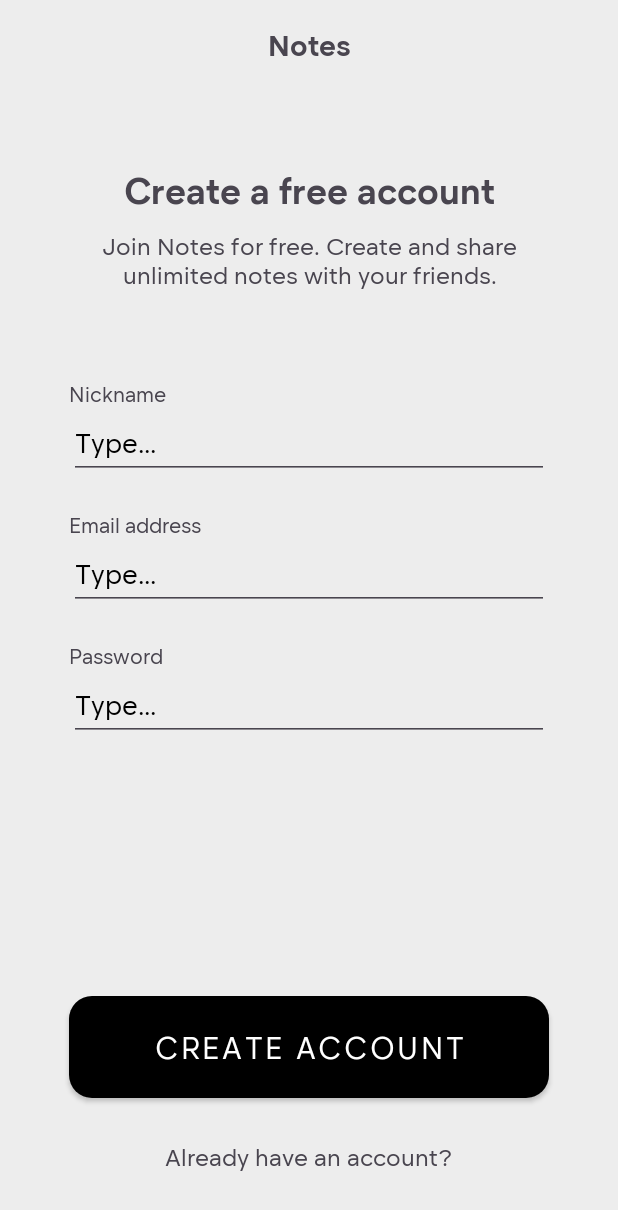
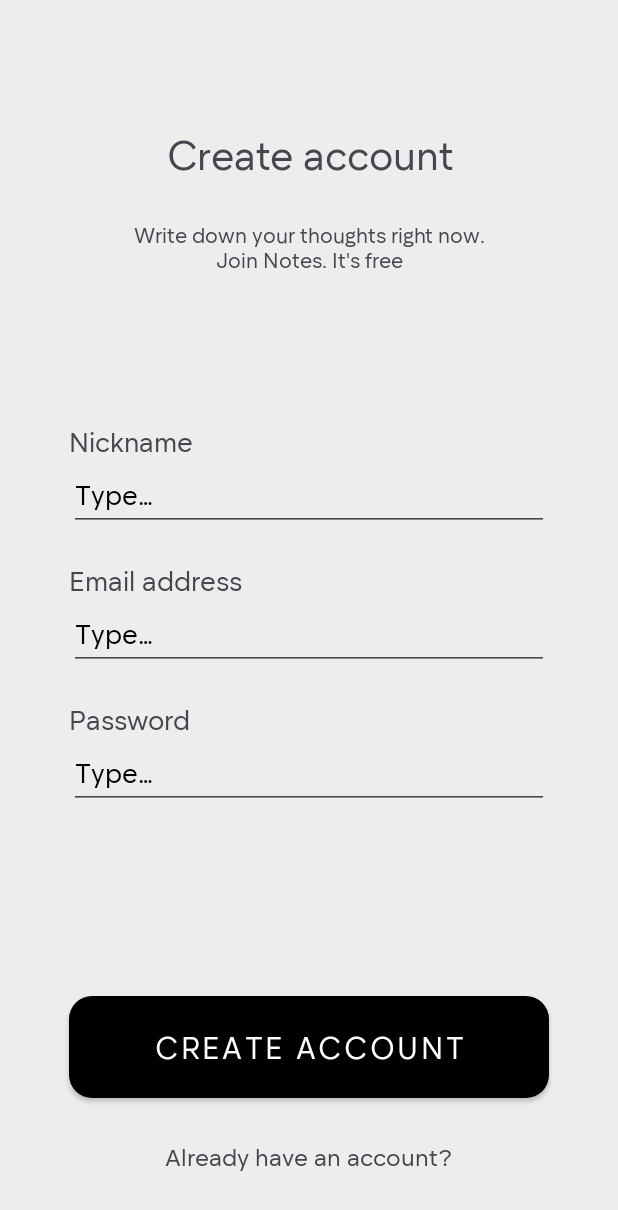
Before and after one commit to chrisstel/NotesApp, an Android app: the CreateAccountFragment screen opened through its navigation route, on a phone screen of 412 x 824 dp. Shown: the top 1210 px of the screen. Run offline under Robolectric (Android 15) with nearby library versions, the phone set to English and light mode, and no system bars.

Commit message:
new Create account design + refactoring

```diff
--- a/app/src/main/res/layout-land/fragment_get_started.xml
+++ b/app/src/main/res/layout-land/fragment_get_started.xml
@@ -11,9 +11,8 @@
         android:gravity="center"
         android:text="@string/app_name"
         android:textSize="44sp"
-        android:textStyle="bold"
+        style="@style/AppHeader"
         app:layout_constraintBottom_toBottomOf="@id/get_started_g4"
-        app:fontFamily="@font/recolors"
         app:layout_constraintEnd_toEndOf="@id/get_started_g2"
         app:layout_constraintStart_toStartOf="@id/get_started_g1"
         app:layout_constraintTop_toTopOf="@id/get_started_g3" />
--- a/app/src/main/res/layout/fragment_create_account.xml
+++ b/app/src/main/res/layout/fragment_create_account.xml
@@ -4,55 +4,61 @@
     android:layout_width="match_parent"
     android:layout_height="match_parent">
 
-    <TextView
-        android:id="@+id/app_title"
-        android:layout_width="0dp"
-        android:layout_height="0dp"
-        android:autoSizeMaxTextSize="20sp"
-        android:autoSizeMinTextSize="6sp"
-        android:autoSizeTextType="uniform"
-        android:gravity="center"
-        android:text="@string/app_name"
-        android:textSize="20sp"
-        android:textStyle="bold"
-        app:layout_constraintBottom_toBottomOf="@id/create_account_g4"
-        app:layout_constraintEnd_toEndOf="@id/create_account_g2"
-        app:layout_constraintStart_toStartOf="@id/create_account_g1"
-        app:layout_constraintTop_toTopOf="@id/create_account_g3" />
+<!--    <TextView-->
+<!--        android:id="@+id/app_title"-->
+<!--        android:layout_width="0dp"-->
+<!--        android:layout_height="wrap_content"-->
+<!--        android:gravity="center"-->
+<!--        android:text="@string/app_name"-->
+<!--        android:textSize="30sp"-->
+<!--        style="@style/AppHeader"-->
+<!--        app:layout_constraintBottom_toBottomOf="@id/create_account_g4"-->
+<!--        app:layout_constraintEnd_toEndOf="@id/create_account_g2"-->
+<!--        app:layout_constraintStart_toStartOf="@id/create_account_g1"-->
+<!--        app:layout_constraintTop_toTopOf="@id/create_account_g3" />-->
+
+<!--    android:autoSizeMaxTextSize="30sp"-->
+<!--    android:autoSizeMinTextSize="6sp"-->
+<!--    android:autoSizeTextType="uniform"-->
 
     <TextView
         android:layout_width="0dp"
-        android:layout_height="0dp"
-        android:autoSizeMaxTextSize="24sp"
-        android:autoSizeMinTextSize="10sp"
+        android:layout_height="wrap_content"
+        android:gravity="center"
+        android:text="@string/create_account_text"
+        android:textSize="27sp"
+        android:autoSizeMaxTextSize="27sp"
+        android:autoSizeMinTextSize="18sp"
         android:autoSizeTextType="uniform"
-        android:gravity="center"
-        android:text="Create a free account"
-        android:textSize="24sp"
-        android:textStyle="bold"
         app:layout_constraintBottom_toBottomOf="@id/create_account_g12"
         app:layout_constraintEnd_toEndOf="@id/create_account_g2"
         app:layout_constraintStart_toStartOf="@id/create_account_g1"
         app:layout_constraintTop_toTopOf="@id/create_account_g11" />
 
+<!--    android:autoSizeMaxTextSize="24sp"-->
+<!--    android:autoSizeMinTextSize="10sp"-->
+<!--    android:autoSizeTextType="uniform"-->
+
     <TextView
         android:layout_width="0dp"
-        android:layout_height="0dp"
-        android:autoSizeMaxTextSize="16sp"
-        android:autoSizeMinTextSize="8sp"
+        android:layout_height="wrap_content"
+        android:gravity="center"
+        android:text="@string/create_account_description"
+        android:autoSizeMaxTextSize="18sp"
+        android:autoSizeMinTextSize="10sp"
         android:autoSizeTextType="uniform"
-        android:gravity="center"
-        android:text="Join Notes for free. Create and share\nunlimited notes with your friends."
-        android:textSize="16sp"
         app:layout_constraintBottom_toBottomOf="@id/create_account_g14"
         app:layout_constraintEnd_toEndOf="@id/create_account_g2"
         app:layout_constraintStart_toStartOf="@id/create_account_g1"
         app:layout_constraintTop_toTopOf="@id/create_account_g13" />
 
+<!--    android:autoSizeMaxTextSize="18sp"-->
+<!--    android:autoSizeMinTextSize="8sp"-->
+<!--    android:autoSizeTextType="uniform"-->
 
     <LinearLayout
         android:layout_width="0dp"
-        android:layout_height="0dp"
+        android:layout_height="wrap_content"
         android:orientation="vertical"
 
         app:layout_constraintBottom_toBottomOf="@id/create_account_g6"
@@ -64,10 +70,8 @@
         <TextView
             android:layout_width="match_parent"
             android:layout_height="wrap_content"
-            android:autoSizeMaxTextSize="16sp"
-            android:autoSizeMinTextSize="4sp"
-            android:autoSizeTextType="uniform"
-            android:text="Nickname" />
+            android:textSize="18sp"
+            android:text="@string/nickname_label" />
 
         <EditText
             android:id="@+id/nickname"
@@ -75,39 +79,19 @@
             android:layout_height="wrap_content"
             android:layout_marginBottom="21dp"
             android:autofillHints="username"
-            android:hint="Type..."
+            android:hint="@string/type_hint"
             android:inputType="textEmailAddress"
             android:minHeight="48dp" />
-
-        <!--        <com.google.android.material.textfield.TextInputLayout-->
-        <!--            android:id="@+id/nickname_layout"-->
-        <!--            android:layout_width="match_parent"-->
-        <!--            android:layout_height="wrap_content"-->
-        <!--            app:hintEnabled="false"-->
-        <!--            style="@style/Widget.Material3.TextInputLayout.FilledBox"-->
-        <!--            app:errorEnabled="true"-->
-        <!--            android:minHeight="48dp">-->
-
-        <!--            <com.google.android.material.textfield.TextInputEditText-->
-        <!--                android:id="@+id/nickname"-->
-        <!--                android:maxLines="1"-->
-        <!--                android:hint="Bebe Boba"-->
-        <!--                android:gravity="start"-->
-        <!--                android:layout_width="match_parent"-->
-        <!--                android:layout_height="wrap_content"-->
-        <!--                android:inputType="textPersonName"-->
-
-        <!--                android:autofillHints="username"/>-->
-
-        <!--        </com.google.android.material.textfield.TextInputLayout>-->
 
         <TextView
             android:layout_width="match_parent"
             android:layout_height="wrap_content"
-            android:autoSizeMaxTextSize="16sp"
-            android:autoSizeMinTextSize="4sp"
-            android:autoSizeTextType="uniform"
-            android:text="Email address" />
+            android:textSize="18sp"
+            android:text="@string/email_address_label" />
+
+<!--        android:autoSizeMaxTextSize="18sp"-->
+<!--        android:autoSizeMinTextSize="4sp"-->
+<!--        android:autoSizeTextType="uniform"-->
 
         <EditText
             android:id="@+id/email_address"
@@ -115,24 +99,26 @@
             android:layout_height="wrap_content"
             android:layout_marginBottom="21dp"
             android:autofillHints="emailAddress"
-            android:hint="Type..."
+            android:hint="@string/type_hint"
             android:inputType="textEmailAddress"
             android:minHeight="48dp" />
 
         <TextView
             android:layout_width="match_parent"
             android:layout_height="wrap_content"
-            android:autoSizeMaxTextSize="16sp"
-            android:autoSizeMinTextSize="4sp"
-            android:autoSizeTextType="uniform"
-            android:text="Password" />
+            android:textSize="18sp"
+            android:text="@string/password_label" />
+
+<!--        android:autoSizeMaxTextSize="18sp"-->
+<!--        android:autoSizeMinTextSize="4sp"-->
+<!--        android:autoSizeTextType="uniform"-->
 
         <EditText
             android:id="@+id/password"
             android:layout_width="match_parent"
             android:layout_height="wrap_content"
             android:autofillHints="password"
-            android:hint="Type..."
+            android:hint="@string/type_hint"
             android:inputType="textPassword"
             android:minHeight="48dp" />
     </LinearLayout>
@@ -182,19 +168,19 @@
         android:orientation="vertical"
         app:layout_constraintGuide_percent="0.9253" />
 
-    <androidx.constraintlayout.widget.Guideline
-        android:id="@+id/create_account_g3"
-        android:layout_width="wrap_content"
-        android:layout_height="wrap_content"
-        android:orientation="horizontal"
-        app:layout_constraintGuide_percent="0.0209" />
+<!--    <androidx.constraintlayout.widget.Guideline-->
+<!--        android:id="@+id/create_account_g3"-->
+<!--        android:layout_width="wrap_content"-->
+<!--        android:layout_height="wrap_content"-->
+<!--        android:orientation="horizontal"-->
+<!--        app:layout_constraintGuide_percent="0.0209" />-->
 
-    <androidx.constraintlayout.widget.Guideline
-        android:id="@+id/create_account_g4"
-        android:layout_width="wrap_content"
-        android:layout_height="wrap_content"
-        android:orientation="horizontal"
-        app:layout_constraintGuide_percent="0.051" />
+<!--    <androidx.constraintlayout.widget.Guideline-->
+<!--        android:id="@+id/create_account_g4"-->
+<!--        android:layout_width="wrap_content"-->
+<!--        android:layout_height="wrap_content"-->
+<!--        android:orientation="horizontal"-->
+<!--        app:layout_constraintGuide_percent="0.072" />-->
 
     <androidx.constraintlayout.widget.Guideline
         android:id="@+id/create_account_g5"
@@ -208,7 +194,7 @@
         android:layout_width="wrap_content"
         android:layout_height="wrap_content"
         android:orientation="horizontal"
-        app:layout_constraintGuide_percent="0.6876" />
+        app:layout_constraintGuide_percent="0.69" />
 
     <androidx.constraintlayout.widget.Guideline
         android:id="@+id/create_account_g7"
@@ -243,27 +229,27 @@
         android:layout_width="wrap_content"
         android:layout_height="wrap_content"
         android:orientation="horizontal"
-        app:layout_constraintGuide_percent="0.132" />
+        app:layout_constraintGuide_percent="0.1" />
 
     <androidx.constraintlayout.widget.Guideline
         android:id="@+id/create_account_g12"
         android:layout_width="wrap_content"
         android:layout_height="wrap_content"
         android:orientation="horizontal"
-        app:layout_constraintGuide_percent="0.1752" />
+        app:layout_constraintGuide_percent="0.15" />
 
     <androidx.constraintlayout.widget.Guideline
         android:id="@+id/create_account_g13"
         android:layout_width="wrap_content"
         android:layout_height="wrap_content"
         android:orientation="horizontal"
-        app:layout_constraintGuide_percent="0.1817" />
+        app:layout_constraintGuide_percent="0.17" />
 
     <androidx.constraintlayout.widget.Guideline
         android:id="@+id/create_account_g14"
         android:layout_width="wrap_content"
         android:layout_height="wrap_content"
         android:orientation="horizontal"
-        app:layout_constraintGuide_percent="0.2392" />
+        app:layout_constraintGuide_percent="0.23" />
 
 </androidx.constraintlayout.widget.ConstraintLayout>
--- a/app/src/main/res/layout/fragment_get_started.xml
+++ b/app/src/main/res/layout/fragment_get_started.xml
@@ -10,11 +10,10 @@
         android:layout_height="wrap_content"
         android:gravity="center"
         android:text="@string/app_name"
-        android:textSize="42sp"
-        app:fontFamily="@font/recolors"
-        android:textStyle="bold"
+        style="@style/AppHeader"
         app:layout_constraintEnd_toEndOf="parent"
         app:layout_constraintStart_toStartOf="parent"
+        app:layout_constraintBottom_toBottomOf="@id/get_started_g4"
         app:layout_constraintTop_toTopOf="@id/get_started_g3" />
 
 <!--    android:autoSizeMaxTextSize="24sp"-->
@@ -31,10 +30,10 @@
         android:gravity="center"
         android:text="@string/app_description"
         android:textSize="18sp"
-        app:layout_constraintBottom_toBottomOf="@id/get_started_g8"
+        app:layout_constraintBottom_toBottomOf="@id/get_started_g6"
         app:layout_constraintEnd_toEndOf="@id/get_started_g2"
         app:layout_constraintStart_toStartOf="@id/get_started_g1"
-        app:layout_constraintTop_toTopOf="@id/get_started_g7" />
+        app:layout_constraintTop_toTopOf="@id/get_started_g5" />
 
     <Button
         android:id="@+id/get_started_button"
@@ -46,10 +45,10 @@
         android:autoSizeTextType="uniform"
         android:text="@string/get_started"
         android:textSize="20sp"
-        app:layout_constraintBottom_toBottomOf="@id/get_started_g10"
+        app:layout_constraintBottom_toBottomOf="@id/get_started_g8"
         app:layout_constraintEnd_toEndOf="@id/get_started_g2"
         app:layout_constraintStart_toStartOf="@id/get_started_g1"
-        app:layout_constraintTop_toTopOf="@id/get_started_g9"
+        app:layout_constraintTop_toTopOf="@id/get_started_g7"
         app:layout_constraintWidth_max="320dp" />
 
     <TextView
@@ -62,10 +61,10 @@
         android:gravity="center"
         android:text="@string/already_have_an_account"
         android:textSize="18sp"
-        app:layout_constraintBottom_toBottomOf="@id/get_started_g12"
+        app:layout_constraintBottom_toBottomOf="@id/get_started_g10"
         app:layout_constraintEnd_toEndOf="@id/get_started_g2"
         app:layout_constraintStart_toStartOf="@id/get_started_g1"
-        app:layout_constraintTop_toTopOf="@id/get_started_g11" />
+        app:layout_constraintTop_toTopOf="@id/get_started_g9" />
 
 <!--    Guidelines-->
 
@@ -88,69 +87,55 @@
         android:layout_width="wrap_content"
         android:layout_height="wrap_content"
         android:orientation="horizontal"
-        app:layout_constraintGuide_percent="0.18" />
+        app:layout_constraintGuide_percent="0.185" />
 
     <androidx.constraintlayout.widget.Guideline
         android:id="@+id/get_started_g4"
         android:layout_width="wrap_content"
         android:layout_height="wrap_content"
         android:orientation="horizontal"
-        app:layout_constraintGuide_percent="0.06" />
+        app:layout_constraintGuide_percent="0.2363" />
 
     <androidx.constraintlayout.widget.Guideline
         android:id="@+id/get_started_g5"
         android:layout_width="wrap_content"
         android:layout_height="wrap_content"
         android:orientation="horizontal"
-        app:layout_constraintGuide_percent="0.15" />
+        app:layout_constraintGuide_percent="0.26" />
 
     <androidx.constraintlayout.widget.Guideline
         android:id="@+id/get_started_g6"
         android:layout_width="wrap_content"
         android:layout_height="wrap_content"
         android:orientation="horizontal"
-        app:layout_constraintGuide_percent="0.2363" />
+        app:layout_constraintGuide_percent="0.38" />
 
     <androidx.constraintlayout.widget.Guideline
         android:id="@+id/get_started_g7"
         android:layout_width="wrap_content"
         android:layout_height="wrap_content"
         android:orientation="horizontal"
-        app:layout_constraintGuide_percent="0.26" />
+        app:layout_constraintGuide_percent="0.7987" />
 
     <androidx.constraintlayout.widget.Guideline
         android:id="@+id/get_started_g8"
         android:layout_width="wrap_content"
         android:layout_height="wrap_content"
         android:orientation="horizontal"
-        app:layout_constraintGuide_percent="0.38" />
+        app:layout_constraintGuide_percent="0.8954" />
 
     <androidx.constraintlayout.widget.Guideline
         android:id="@+id/get_started_g9"
         android:layout_width="wrap_content"
         android:layout_height="wrap_content"
         android:orientation="horizontal"
-        app:layout_constraintGuide_percent="0.7987" />
+        app:layout_constraintGuide_percent="0.9216" />
 
     <androidx.constraintlayout.widget.Guideline
         android:id="@+id/get_started_g10"
         android:layout_width="wrap_content"
         android:layout_height="wrap_content"
         android:orientation="horizontal"
-        app:layout_constraintGuide_percent="0.8954" />
-
-    <androidx.constraintlayout.widget.Guideline
-        android:id="@+id/get_started_g11"
-        android:layout_width="wrap_content"
-        android:layout_height="wrap_content"
-        android:orientation="horizontal"
-        app:layout_constraintGuide_percent="0.9216" />
-
-    <androidx.constraintlayout.widget.Guideline
-        android:id="@+id/get_started_g12"
-        android:layout_width="wrap_content"
-        android:layout_height="wrap_content"
-        android:orientation="horizontal"
         app:layout_constraintGuide_percent="0.95" />
 
 </androidx.constraintlayout.widget.ConstraintLayout>
--- a/app/src/main/res/values/strings.xml
+++ b/app/src/main/res/values/strings.xml
@@ -8,4 +8,11 @@
     <string name="get_started_image_description">Get started image</string>
     <string name="create_account_button_text">Create account</string>
     <string name="app_description_land">Notes is the world’s safest, largest and \n intelligent digital notebook.</string>
+    <string name="create_account_text">Create account</string>
+    <string name="create_account_description">Write down your thoughts right now.\nJoin Notes. It\'s free</string>
+    <string name="create_account_description2">Join Notes for free. Create and share\nunlimited notes with your friends.</string>
+    <string name="nickname_label">Nickname</string>
+    <string name="type_hint">Type…</string>
+    <string name="email_address_label">Email address</string>
+    <string name="password_label">Password</string>
 </resources>
--- a/app/src/main/res/values/styles.xml
+++ b/app/src/main/res/values/styles.xml
@@ -1,3 +1,9 @@
 <?xml version="1.0" encoding="utf-8"?>
 <resources>
+
+    <style name="AppHeader" parent="TextAppearance.AppCompat">
+        <item name="fontFamily">@font/recolors</item>
+        <item name="android:textStyle">bold</item>
+        <item name="android:textSize">42sp</item>
+    </style>
 </resources>
```
